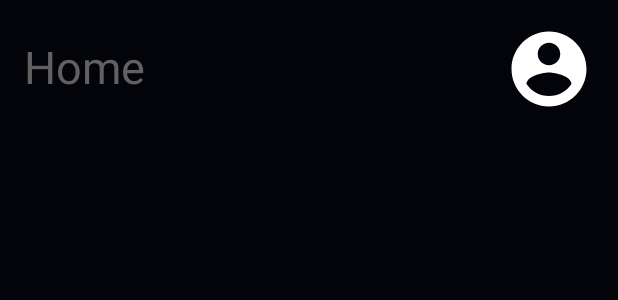
After one commit to minaairsupport/SmartHome, an Android app: the layout home_layout.xml on its own in the app's theme, with its tools: preview values and no code run, on a phone screen of 412 x 824 dp. The commit adds this screen. Shown: the top 300 px of the screen. Run offline under Robolectric (Android 15) with nearby library versions, the phone set to English and light mode, and no system bars.

Commit message:
create viewHolder for devices models Home Activity

```diff
--- a/app/build.gradle
+++ b/app/build.gradle
@@ -43,4 +43,8 @@ dependencies {
     testImplementation 'junit:junit:4.13.2'
     androidTestImplementation 'androidx.test.ext:junit:1.1.3'
     androidTestImplementation 'androidx.test.espresso:espresso-core:3.4.0'
+
+    // moshi
+    implementation "com.squareup.moshi:moshi:$moshiVersion"
+
 }
--- /dev/null
+++ b/app/src/main/java/com/massive/smarthome/ui/base/listeners/RecyclerItemListener.kt
@@ -0,0 +1,5 @@
+package com.massive.smarthome.ui.base.listeners
+
+interface RecyclerItemListener<T> {
+    fun onItemSelected(item : T)
+}
--- a/app/src/main/java/com/massive/smarthome/ui/component/splash/SplashActivity.kt
+++ b/app/src/main/java/com/massive/smarthome/ui/component/splash/SplashActivity.kt
@@ -6,6 +6,7 @@ import android.os.Handler
 import android.os.Looper
 import com.massive.smarthome.databinding.SplashLayoutBinding
 import com.massive.smarthome.ui.base.BaseActivity
+import com.massive.smarthome.ui.component.home.HomeActivity
 
 class SplashActivity : BaseActivity() {
 
@@ -26,10 +27,9 @@ class SplashActivity : BaseActivity() {
 
     private fun navigateToHomePage() {
         Handler(Looper.getMainLooper()).postDelayed({
-
-//            val nextScreenIntent = Intent(this, LoginActivity::class.java)
-//            startActivity(nextScreenIntent)
-//            finish()
+            val nextScreenIntent = Intent(this, HomeActivity::class.java)
+            startActivity(nextScreenIntent)
+            finish()
         }, SPLASH_DELAY.toLong())
     }
 
--- /dev/null
+++ b/app/src/main/res/drawable/ic_baseline_account_circle_24.xml
@@ -0,0 +1,5 @@
+<vector android:height="24dp" android:tint="#FFFFFF"
+    android:viewportHeight="24" android:viewportWidth="24"
+    android:width="24dp" xmlns:android="http://schemas.android.com/apk/res/android">
+    <path android:fillColor="@android:color/white" android:pathData="M12,2C6.48,2 2,6.48 2,12s4.48,10 10,10 10,-4.48 10,-10S17.52,2 12,2zM12,5c1.66,0 3,1.34 3,3s-1.34,3 -3,3 -3,-1.34 -3,-3 1.34,-3 3,-3zM12,19.2c-2.5,0 -4.71,-1.28 -6,-3.22 0.03,-1.99 4,-3.08 6,-3.08 1.99,0 5.97,1.09 6,3.08 -1.29,1.94 -3.5,3.22 -6,3.22z"/>
+</vector>
--- /dev/null
+++ b/app/src/main/res/layout/home_layout.xml
@@ -0,0 +1,45 @@
+<?xml version="1.0" encoding="utf-8"?>
+<androidx.constraintlayout.widget.ConstraintLayout xmlns:android="http://schemas.android.com/apk/res/android"
+    xmlns:app="http://schemas.android.com/apk/res-auto"
+    xmlns:tools="http://schemas.android.com/tools"
+    android:layout_width="match_parent"
+    android:layout_height="match_parent"
+    android:background="@color/header_bg">
+
+
+    <TextView
+        android:id="@+id/textView"
+        android:layout_width="wrap_content"
+        android:layout_height="wrap_content"
+        android:layout_marginStart="16dp"
+        android:layout_marginTop="24dp"
+        android:text="@string/home"
+        android:textColor="#616161"
+        android:textSize="30sp"
+        app:layout_constraintStart_toStartOf="parent"
+        app:layout_constraintTop_toTopOf="parent" />
+
+    <ImageView
+        android:id="@+id/imageView"
+        android:layout_width="60dp"
+        android:layout_height="60dp"
+        android:layout_marginTop="16dp"
+        android:layout_marginEnd="16dp"
+        android:contentDescription="@string/profile_image_des"
+        app:layout_constraintEnd_toEndOf="parent"
+        app:layout_constraintTop_toTopOf="parent"
+        tools:srcCompat="@drawable/ic_baseline_account_circle_24" />
+
+    <androidx.recyclerview.widget.RecyclerView
+        android:layout_width="0dp"
+        android:layout_height="wrap_content"
+        android:layout_marginStart="16dp"
+        android:layout_marginEnd="16dp"
+        android:layout_marginBottom="24dp"
+        app:layout_constraintBottom_toBottomOf="parent"
+        app:layout_constraintEnd_toEndOf="parent"
+        app:layout_constraintHorizontal_bias="0.253"
+        app:layout_constraintStart_toStartOf="parent" />
+
+
+</androidx.constraintlayout.widget.ConstraintLayout>
--- a/build.gradle
+++ b/build.gradle
@@ -8,3 +8,7 @@ plugins {
 task clean(type: Delete) {
     delete rootProject.buildDir
 }
+
+ext{
+    moshiVersion = '1.13.0'
+}
```
Also changed, not shown: app/src/main/AndroidManifest.xml (+6 -2 lines), app/src/main/java/com/massive/smarthome/data/dto/device/Device.kt (added, +15 -0 lines), app/src/main/java/com/massive/smarthome/data/dto/device/HeaterDevice.kt (added, +12 -0 lines), app/src/main/java/com/massive/smarthome/data/dto/device/LightDevice.kt (added, +13 -0 lines), app/src/main/java/com/massive/smarthome/data/dto/device/RollerDevice.kt (added, +8 -0 lines), app/src/main/java/com/massive/smarthome/ui/component/home/HomeActivity.kt (added, +18 -0 lines), app/src/main/java/com/massive/smarthome/ui/component/home/viewholders/HeaterViewHolder.kt (added, +16 -0 lines), app/src/main/java/com/massive/smarthome/ui/component/home/viewholders/LightViewHolder.kt (added, +16 -0 lines), app/src/main/java/com/massive/smarthome/ui/component/home/viewholders/RollerViewHolder.kt (added, +15 -0 lines).
